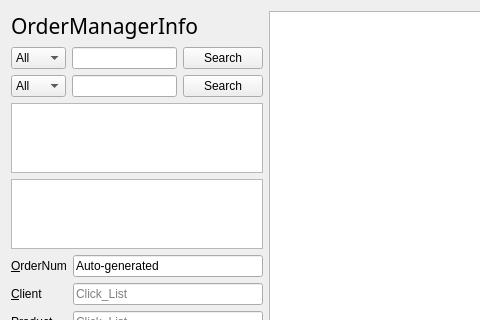
Before: the Qt Designer form Osstem_Project2/ordermanagerform.ui in jshs214/Qt_ProjectDB, drawn with Qt 5; both pictures show x 0 to 480 and y 0 to 320 of the 771 by 637 pixel window.
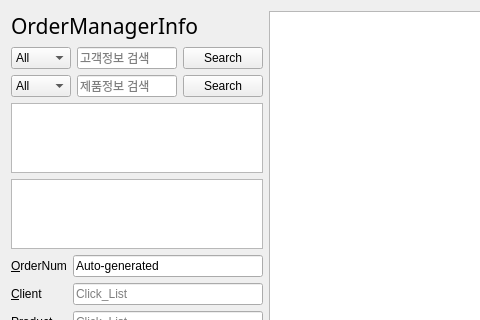
After: the same form once the commit is applied.

```diff
--- a/Osstem_Project2/ordermanagerform.ui
+++ b/Osstem_Project2/ordermanagerform.ui
@@ -43,13 +43,13 @@
             <widget class="QComboBox" name="clientComboBox">
              <property name="minimumSize">
               <size>
-               <width>55</width>
+               <width>60</width>
                <height>0</height>
               </size>
              </property>
              <property name="maximumSize">
               <size>
-               <width>55</width>
+               <width>60</width>
                <height>16777215</height>
               </size>
              </property>
@@ -76,7 +76,11 @@
             </widget>
            </item>
            <item>
-            <widget class="QLineEdit" name="clientLineEdit"/>
+            <widget class="QLineEdit" name="clientLineEdit">
+             <property name="placeholderText">
+              <string>고객정보 검색</string>
+             </property>
+            </widget>
            </item>
            <item>
             <widget class="QPushButton" name="clientButton">
@@ -99,13 +103,13 @@
             <widget class="QComboBox" name="productComboBox">
              <property name="minimumSize">
               <size>
-               <width>55</width>
+               <width>60</width>
                <height>0</height>
               </size>
              </property>
              <property name="maximumSize">
               <size>
-               <width>55</width>
+               <width>60</width>
                <height>16777215</height>
               </size>
              </property>
@@ -127,7 +131,11 @@
             </widget>
            </item>
            <item>
-            <widget class="QLineEdit" name="productLineEdit"/>
+            <widget class="QLineEdit" name="productLineEdit">
+             <property name="placeholderText">
+              <string>제품정보 검색</string>
+             </property>
+            </widget>
            </item>
            <item>
             <widget class="QPushButton" name="productButton">
```
